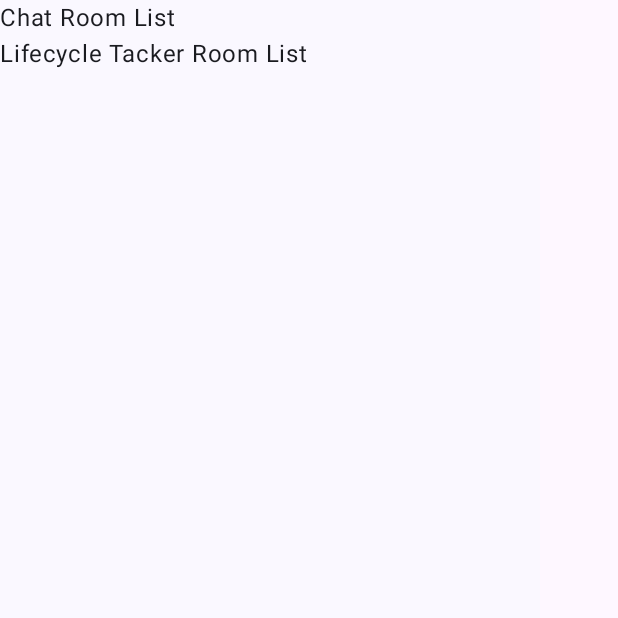
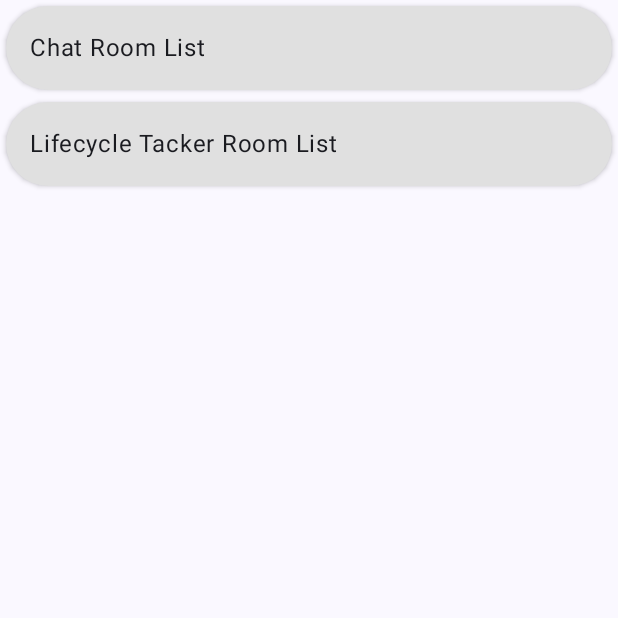
Before and after one commit to re4rk/one-app, an Android app built with Jetpack Compose: the screen it shows after launch (HomeActivity), on a phone screen of 412 x 824 dp, the top half of it. Run offline under Robolectric (Android 15) with nearby library versions, the phone set to English and light mode, and no system bars; our stand-ins replace Dagger/Hilt's generated code.

Commit message:
style: 홈 액티비티 디자인 변경

```diff
--- a/presentation/src/main/kotlin/com/re4rk/presentation/ui/home/HomeScreen.kt
+++ b/presentation/src/main/kotlin/com/re4rk/presentation/ui/home/HomeScreen.kt
@@ -1,16 +1,18 @@
 package com.re4rk.presentation.ui.home
 
 import android.annotation.SuppressLint
-import androidx.compose.foundation.clickable
-import androidx.compose.foundation.layout.Box
 import androidx.compose.foundation.layout.Column
 import androidx.compose.foundation.layout.fillMaxHeight
-import androidx.compose.foundation.layout.width
+import androidx.compose.foundation.layout.fillMaxWidth
+import androidx.compose.foundation.layout.padding
+import androidx.compose.foundation.shape.RoundedCornerShape
 import androidx.compose.material3.ExperimentalMaterial3Api
 import androidx.compose.material3.Scaffold
+import androidx.compose.material3.Surface
 import androidx.compose.material3.Text
 import androidx.compose.runtime.Composable
 import androidx.compose.ui.Modifier
+import androidx.compose.ui.graphics.Color
 import androidx.compose.ui.platform.LocalContext
 import androidx.compose.ui.tooling.preview.Preview
 import androidx.compose.ui.unit.dp
@@ -27,27 +29,51 @@ fun HomeRoot(contents: List<Content>) {
 @OptIn(ExperimentalMaterial3Api::class)
 @Composable
 private fun Screen(contents: List<Content>) {
-    val context = LocalContext.current
     OneAppTheme {
         Scaffold(
-            modifier = Modifier
-                .width(360.dp)
-                .fillMaxHeight(),
+            modifier = Modifier.fillMaxHeight(),
             content = {
                 Column {
-                    contents.forEach { content ->
-                        Box(
-                            modifier = Modifier
-                                .width(360.dp)
-                                .clickable { context.startActivity(content.intent) },
-                        ) {
-                            Text(text = content.description)
-                        }
-                    }
+                    contents.forEach { content -> CategoryItem(content) }
                 }
             },
         )
     }
+}
+
+@Composable
+private fun CategoryItem(
+    content: Content,
+) {
+    val context = LocalContext.current
+
+    Card(
+        onClick = { context.startActivity(content.intent) },
+        modifier = Modifier.padding(4.dp),
+    ) {
+        Text(
+            modifier = Modifier.padding(16.dp),
+            text = content.description,
+        )
+    }
+}
+
+@OptIn(ExperimentalMaterial3Api::class)
+@Composable
+private fun Card(
+    onClick: () -> Unit = { },
+    modifier: Modifier = Modifier,
+    color: Color = Color(0xFFE0E0E0),
+    content: @Composable () -> Unit,
+) {
+    Surface(
+        onClick = onClick,
+        modifier = modifier.fillMaxWidth(),
+        color = color,
+        shape = RoundedCornerShape(32.dp),
+        shadowElevation = 2.dp,
+        content = content,
+    )
 }
 
 @Preview
```
